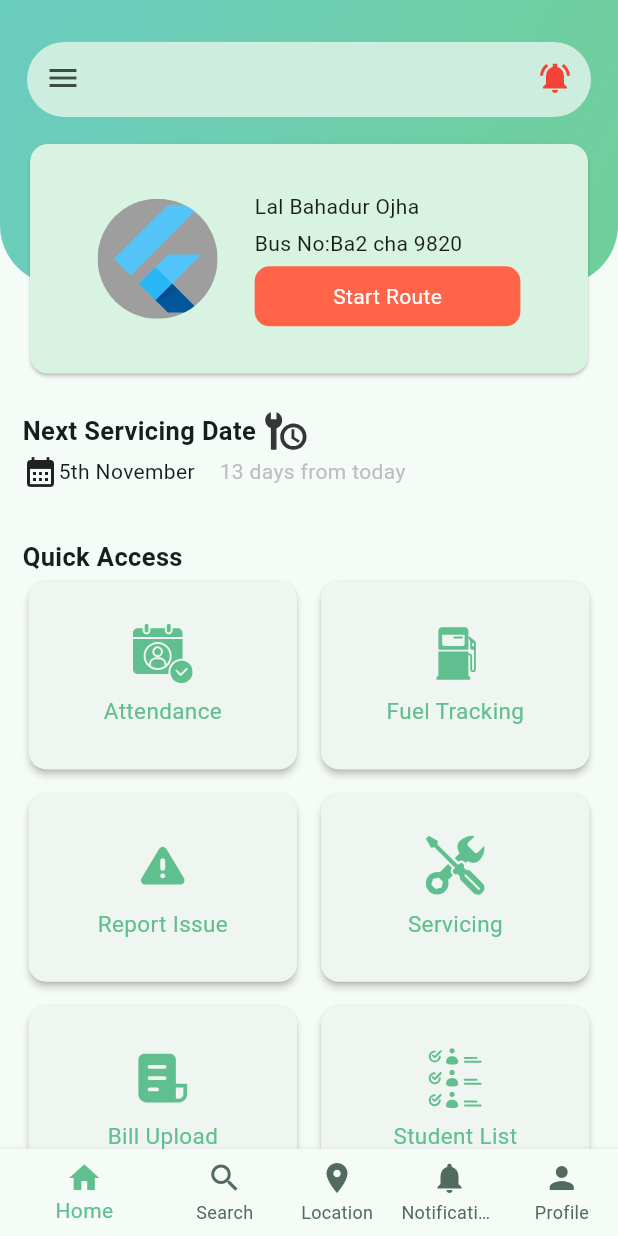
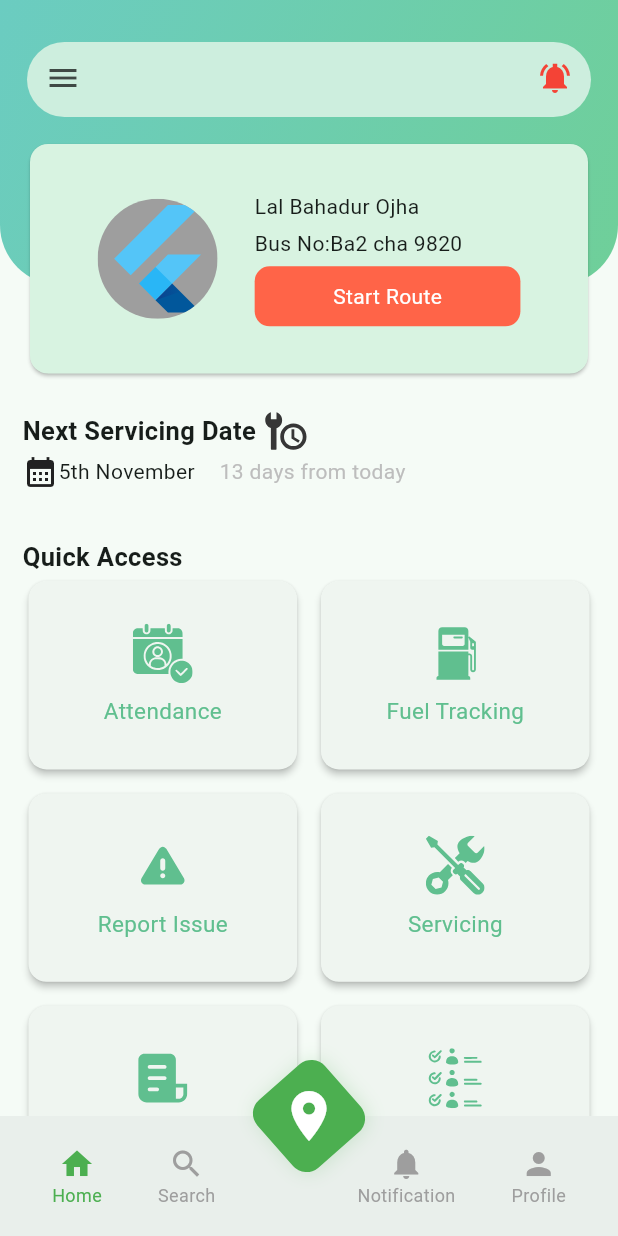
Before and after one commit to webstudioflutter/sms-driver, a Flutter app: the screen it shows after launch, on a phone screen of 412 x 824 dp. Run offline on Flutter 3.47's test engine with Material 3 defaults, Android fonts, the phone set to English and light mode, and no system bars; our stand-ins replace dotted_border, flutter_svg, image_picker; project files that could hold a hidden picture were left out.

Commit message:
mahesh_dev navigationbar

```diff
--- a/lib/main.dart
+++ b/lib/main.dart
@@ -1,5 +1,5 @@
 import 'package:driver_app/core/color_constant.dart';
-import 'package:driver_app/screen/dashboard/dashboard.dart';
+import 'package:driver_app/screen/navbar/MainNavbar.dart';
 import 'package:flutter/material.dart';
 
 void main() {
@@ -19,7 +19,7 @@ class MyApp extends StatelessWidget {
         colorScheme: ColorScheme.fromSeed(seedColor: primaryColor),
         useMaterial3: true,
       ),
-      home: const DashboardPage(),
+      home: const MainNavbar(),
       // home: const Test(),
     );
   }
--- a/lib/screen/dashboard/dashboard.dart
+++ b/lib/screen/dashboard/dashboard.dart
@@ -1,4 +1,3 @@
-import 'package:driver_app/core/color_constant.dart';
 import 'package:driver_app/screen/dashboard/home_page.dart';
 import 'package:driver_app/screen/dashboard/profile_page.dart';
 import 'package:flutter/material.dart';
@@ -11,7 +10,7 @@ class DashboardPage extends StatefulWidget {
 }
 
 class _DashboardPageState extends State<DashboardPage> {
-  int _currentIndex = 0;
+  final int _currentIndex = 0;
 
   // List of pages for each bottom navigation item
   final List<Widget> _pages = [
@@ -24,48 +23,9 @@ class _DashboardPageState extends State<DashboardPage> {
 
   @override
   Widget build(BuildContext context) {
-    return SafeArea(
-      child: Scaffold(
-        backgroundColor: const Color(0xfffefefe),
-        body: _pages[_currentIndex],
-        bottomNavigationBar: BottomNavigationBar(
-          // Always show labels for all items
-          showSelectedLabels: true,
-          showUnselectedLabels: true,
-          elevation: 4,
-          selectedItemColor: const Color(0xff60bf8f),
-          unselectedItemColor: const Color(0xff516b5e),
-          backgroundColor: secondaryColor,
-          currentIndex: _currentIndex,
-          onTap: (index) {
-            setState(() {
-              _currentIndex = index;
-            });
-          },
-          items: const [
-            BottomNavigationBarItem(
-              icon: Icon(Icons.home),
-              label: 'Home',
-            ),
-            BottomNavigationBarItem(
-              icon: Icon(Icons.search),
-              label: 'Search',
-            ),
-            BottomNavigationBarItem(
-              icon: Icon(Icons.location_on),
-              label: 'Location',
-            ),
-            BottomNavigationBarItem(
-              icon: Icon(Icons.notifications),
-              label: 'Notifications',
-            ),
-            BottomNavigationBarItem(
-              icon: Icon(Icons.person),
-              label: 'Profile',
-            ),
-          ],
-        ),
-      ),
+    return Scaffold(
+      backgroundColor: const Color(0xfffefefe),
+      body: _pages[_currentIndex],
     );
   }
 }
--- /dev/null
+++ b/lib/screen/navbar/MainNavbar.dart
@@ -0,0 +1,106 @@
+import 'package:driver_app/screen/dashboard/dashboard.dart';
+import 'package:flutter/material.dart';
+
+class MainNavbar extends StatefulWidget {
+  const MainNavbar({super.key});
+
+  @override
+  _MainNavbarState createState() => _MainNavbarState();
+}
+
+class _MainNavbarState extends State<MainNavbar> {
+  int _selectedIndex = 0;
+
+  final List<Widget> _pages = [
+    const DashboardPage(),
+    const Center(child: Text("Search Page")),
+    const Center(child: Text("Location Page")),
+    const Center(child: Text("Notification Page")),
+    const Center(child: Text("Profile Page")),
+  ];
+
+  void _onItemTapped(int index) {
+    setState(() {
+      _selectedIndex = index;
+    });
+  }
+
+  @override
+  Widget build(BuildContext context) {
+    return Scaffold(
+      body: _pages[_selectedIndex],
+      bottomNavigationBar: BottomAppBar(
+        notchMargin: 8.0,
+        child: Row(
+          mainAxisAlignment: MainAxisAlignment.spaceAround,
+          children: [
+            _buildNavItem(Icons.home, "Home", 0),
+            _buildNavItem(Icons.search, "Search", 1),
+            const SizedBox(width: 20),
+            _buildNavItem(Icons.notifications, "Notification", 3),
+            _buildNavItem(Icons.person, "Profile", 4),
+          ],
+        ),
+      ),
+      floatingActionButtonLocation: FloatingActionButtonLocation.centerDocked,
+      floatingActionButton: GestureDetector(
+        onTap: () => _onItemTapped(2),
+        child: Stack(
+          alignment: Alignment.center,
+          children: [
+            Transform.rotate(
+              angle: 0.85,
+              child: Container(
+                width: 60,
+                height: 60,
+                decoration: BoxDecoration(
+                  color: Colors.green, // Green background color
+                  shape: BoxShape.rectangle,
+                  borderRadius: BorderRadius.circular(12),
+                  boxShadow: [
+                    BoxShadow(
+                      color: Colors.green.withOpacity(0.2), // Shadow color
+                      blurRadius: 10, // Shadow blur radius
+                      offset: const Offset(1, -1), // Shadow position
+                    ),
+                  ],
+                ),
+              ),
+            ),
+            Icon(
+              Icons.location_on,
+              color: _selectedIndex == 2 ? Colors.grey : Colors.white,
+              size: 40,
+            ),
+          ],
+        ),
+      ),
+    );
+  }
+
+  Widget _buildNavItem(IconData icon, String label, int index) {
+    bool isSelected = index == _selectedIndex;
+    return GestureDetector(
+      onTap: () => _onItemTapped(index),
+      child: Padding(
+        padding: const EdgeInsets.symmetric(vertical: 8.0),
+        child: Column(
+          mainAxisSize: MainAxisSize.min,
+          children: [
+            Icon(
+              icon,
+              color: isSelected ? Colors.green : Colors.grey,
+            ),
+            Text(
+              label,
+              style: TextStyle(
+                color: isSelected ? Colors.green : Colors.grey,
+                fontSize: 12.0,
+              ),
+            ),
+          ],
+        ),
+      ),
+    );
+  }
+}
--- a/pubspec.yaml
+++ b/pubspec.yaml
@@ -38,7 +38,7 @@ dependencies:
   flutter_svg: ^2.0.10+1
   dotted_border: ^2.1.0
   image_picker: ^1.1.2
-  flutter_plugin_android_lifecycle: ^2.0.23
+  persistent_bottom_nav_bar_v2: ^5.3.1
 
 dev_dependencies:
   flutter_test:
```
Also changed, not shown: pubspec.lock.
